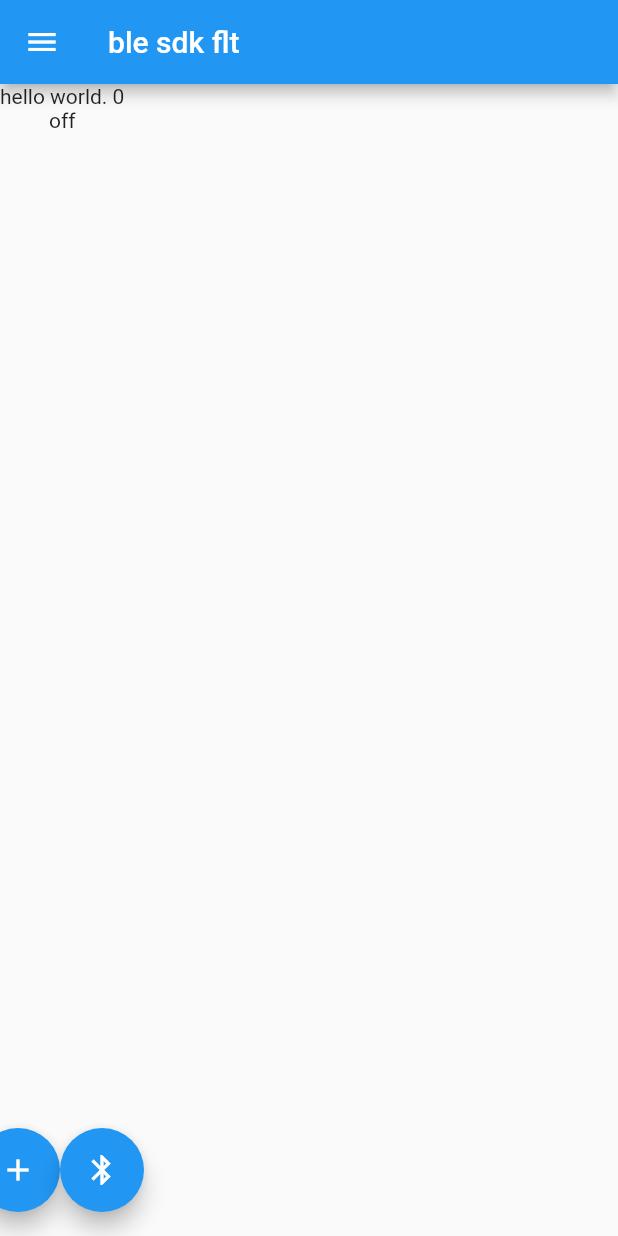
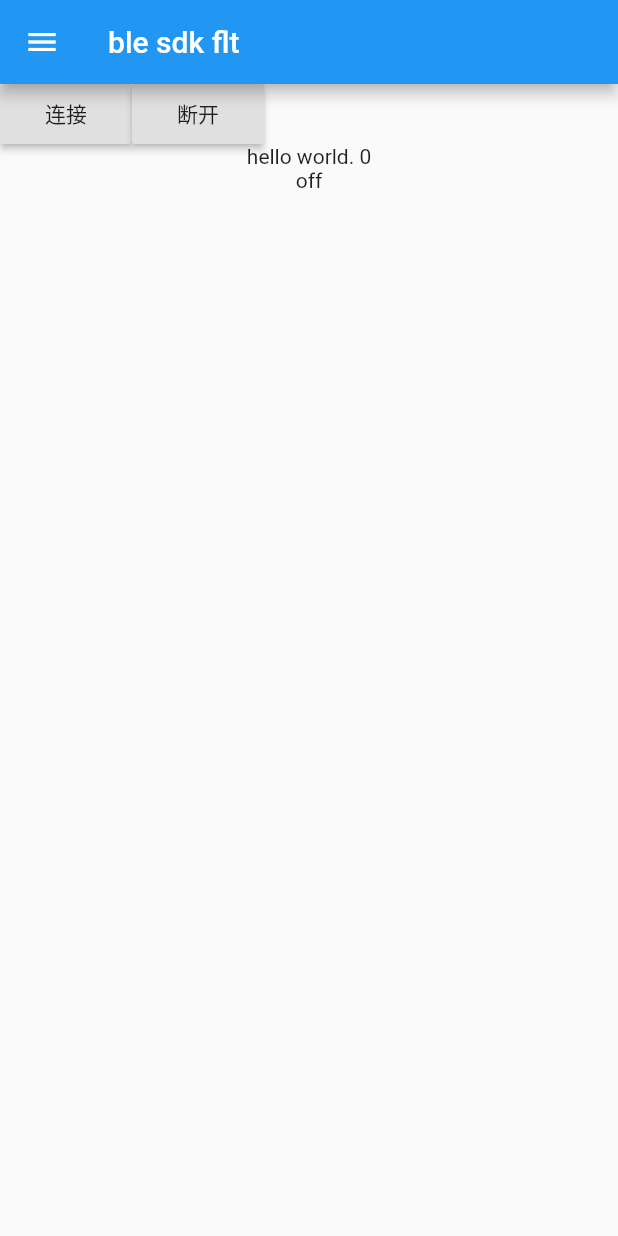
Before and after one commit to zjw1918/ble_flt, a Flutter app: the screen it shows after launch, on a phone screen of 412 x 824 dp. Run offline on Flutter 3.47's test engine with Material 2 defaults, Android fonts, the phone set to English and light mode, and no system bars; our stand-ins replace convert, flutter_blue.

Commit message:
[!important] 连接初步稳定

```diff
--- a/lib/main.dart
+++ b/lib/main.dart
@@ -14,11 +14,11 @@ void main() => runApp(MultiProvider(
         // Provider<CounterProvider>.value(value: CounterProvider(),),
         ChangeNotifierProvider(builder: (_) => CounterProvider()),
         ChangeNotifierProvider(builder: (_) => BoolProvider()),
+        ChangeNotifierProvider(builder: (_) => BleProvider()),
       ],
       child: MyApp(),
       // builder: (context) => CounterProvider()),
     ));
-
 
 class MyApp extends StatelessWidget {
   @override
@@ -39,18 +39,23 @@ class HomePage extends StatefulWidget {
 }
 
 class _HomePageState extends State<HomePage> {
-
   @override
   Widget build(BuildContext context) {
     var counterProvider = Provider.of<CounterProvider>(context);
     var boolProvider = Provider.of<BoolProvider>(context);
+    var bleProvider = Provider.of<BleProvider>(context)..withContext(context);
 
     return Scaffold(
       appBar: AppBar(
         title: Text('ble sdk flt'),
       ),
       drawer: ScanDrawer(),
-      body: Column(children: <Widget>[
+      body: Column(
+        children: <Widget>[
+          Container(
+            height: 40,
+            child: _buildBtns(bleProvider),
+          ),
           Consumer<CounterProvider>(
             builder: (context, counterPvd, child) {
               return Text('hello world. ${counterPvd.count}');
@@ -61,26 +66,33 @@ class _HomePageState extends State<HomePage> {
               return Text(blePvd.isConnected ? "on" : "off");
             },
           )
-      ],),
+        ],
+      ),
       // Consumer<CounterProvider>(
       //   builder: (context, counterPvd, child) {
       //     return Text('hello world. ${counterPvd.count}');
       //   },
       // ),
-      floatingActionButton: Row(children: <Widget>[
-        FloatingActionButton(
-          child: Icon(Icons.add),
+    );
+  }
+
+  Widget _buildBtns(BleProvider bleProvider) {
+    return ListView(
+      scrollDirection: Axis.horizontal,
+      children: <Widget>[
+        RaisedButton(
+          child: Text('连接'),
           onPressed: () {
-            counterProvider.increment();
+            bleProvider.connect();
           },
         ),
-        FloatingActionButton(
-          child: Icon(Icons.bluetooth),
+        RaisedButton(
+          child: Text('断开'),
           onPressed: () {
-            boolProvider.updateConnectionState(!boolProvider.isConnected);
+            bleProvider.client.disconnect();
           },
         ),
-      ],),
+      ],
     );
   }
 }
--- a/lib/sdk/ble_beans.dart
+++ b/lib/sdk/ble_beans.dart
@@ -5,7 +5,7 @@ class MegaV2Mode {
 
   @override
   String toString() {
-    return 'MegaV2Mode: $this.mode, $this.duration';
+    return 'MegaV2Mode{ mode:${this.mode}, duration:${this.duration} }';
   }
 }
 
@@ -27,7 +27,7 @@ class MegaBleHeartBeat {
 
   @override
   String toString() {
-    return 'MegaBleHeartBeat: $this.version, $this.battPercent, $this.deviceStatus, $this.mode, $this.recordStatus, $this.periodMonitorStatus';
+    return 'MegaBleHeartBeat{ version:${this.version}, battPercent:${this.battPercent}, deviceStatus:${this.deviceStatus}, mode:${this.mode}, recordStatus:${this.recordStatus}, periodMonitorStatus:${this.periodMonitorStatus} }';
   }
 }
 
@@ -40,6 +40,6 @@ class MegaV2Live {
 
   @override
   String toString() {
-    return 'MegaV2Live: $this.spo, $this.pr, $this.status, $this.duration';
+    return 'MegaV2Live{ spo:${this.spo}, pr:${this.pr}, status:${this.status}, duration:${this.duration} }';
   }
 }
--- a/lib/sdk/ble_callback.dart
+++ b/lib/sdk/ble_callback.dart
@@ -10,11 +10,14 @@ class MegaCallback {
     this.onSetUserInfo,
     this.onIdle,
 
-    // this.onTokenReceived,
-    // this.onKnockDevice,
-    // this.onOperationStatus,
-    // this.onEnsureBindWhenTokenNotMatch,
-    // this.onError,
+    this.onTokenReceived,
+    this.onKnockDevice,
+    this.onOperationStatus,
+    this.onEnsureBindWhenTokenNotMatch,
+    this.onError,
+
+    this.onCrashLogReceived,
+    this.onV2ModeReceived,
   });
 
   final void Function(BluetoothDeviceState state) onConnectionStateChange;
@@ -24,10 +27,12 @@ class MegaCallback {
   final void Function() onSetUserInfo;
   final void Function() onIdle;
 
-  // final void Function(String token) onTokenReceived;
-  // final void Function() onKnockDevice;
-  // final void Function(int cmd, int status) onOperationStatus;
-  // final void Function() onEnsureBindWhenTokenNotMatch;
-  // final void Function(int errorCode) onError;
+  final void Function(String token) onTokenReceived;
+  final void Function() onKnockDevice;
+  final void Function(int cmd, int status) onOperationStatus;
+  final void Function() onEnsureBindWhenTokenNotMatch;
+  final void Function(int errorCode) onError;
 
+  final void Function(List<int> a) onCrashLogReceived;
+  final void Function(MegaV2Mode mode) onV2ModeReceived;
 }
--- a/lib/sdk/ble_looptask.dart
+++ b/lib/sdk/ble_looptask.dart
@@ -4,7 +4,7 @@ const int PERIOD_HEART_BEAT = 15; // 默认是15s发送一次
 const int PERIOD_READ_RSSI = 9;
 
 class LoopTaskManager {
-  List<Timer> timers;
+  List<Timer> timers = [];
   final Function onSendHeartBeat;
   final Function onReadRssi;
 
--- a/lib/sdk/ble_service.dart
+++ b/lib/sdk/ble_service.dart
@@ -18,11 +18,11 @@ class BleService {
     services.forEach((service) {
       print('${service.uuid}');
       _initService(service);
-      _initServiceEEG(service);
+      // _initServiceEEG(service);
       service.characteristics.forEach((ch) {
         print('|---${ch.uuid}');
         _initCharacter(ch);
-        _initCharacterEEG(ch);
+        // _initCharacterEEG(ch);
       });
     });
   }
```
Also changed, not shown: lib/pages/scan_drawer.dart (+24 -7 lines), lib/pvd.dart (+72 -1 lines), lib/sdk/ble_client.dart (+24 -8 lines), lib/sdk/ble_cmd_api.dart (+8 -14 lines), lib/sdk/ble_cmd_maker.dart (+4 -3 lines), lib/sdk/ble_response.dart (+25 -26 lines). Lines whose indentation alone changed are shown as unchanged.
